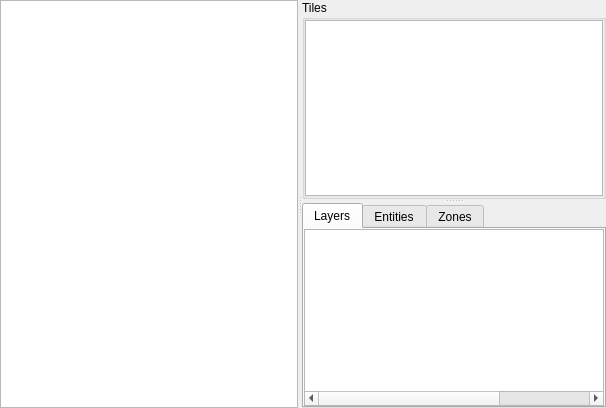
Before: the Qt Designer form src/editors/mapeditor.ui in Eggbertx/QtSphere-IDE, drawn with Qt 5.
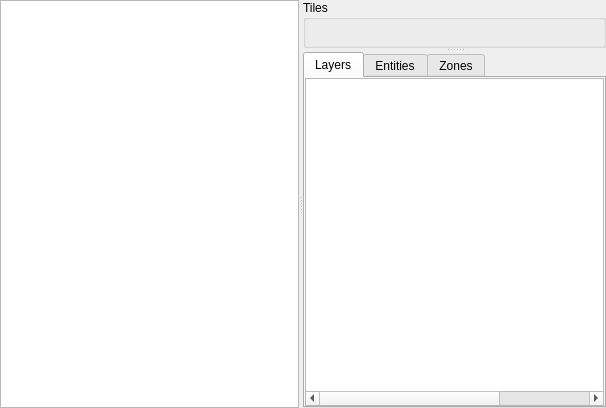
After: the same form once the commit is applied.

Commit message: Add WrappedGraphicsView class for interactive tiled QGraphicsItems

The edit to the form file:
```diff
--- a/src/editors/mapeditor.ui
+++ b/src/editors/mapeditor.ui
@@ -52,23 +52,6 @@
        <property name="title">
         <string>Tiles</string>
        </property>
-       <layout class="QVBoxLayout" name="verticalLayout_3">
-        <property name="leftMargin">
-         <number>0</number>
-        </property>
-        <property name="topMargin">
-         <number>0</number>
-        </property>
-        <property name="rightMargin">
-         <number>0</number>
-        </property>
-        <property name="bottomMargin">
-         <number>0</number>
-        </property>
-        <item>
-         <widget class="QGraphicsView" name="tilesetView"/>
-        </item>
-       </layout>
       </widget>
       <widget class="QTabWidget" name="tabWidget">
        <property name="currentIndex">
```
The commit also changes 10 other files.
